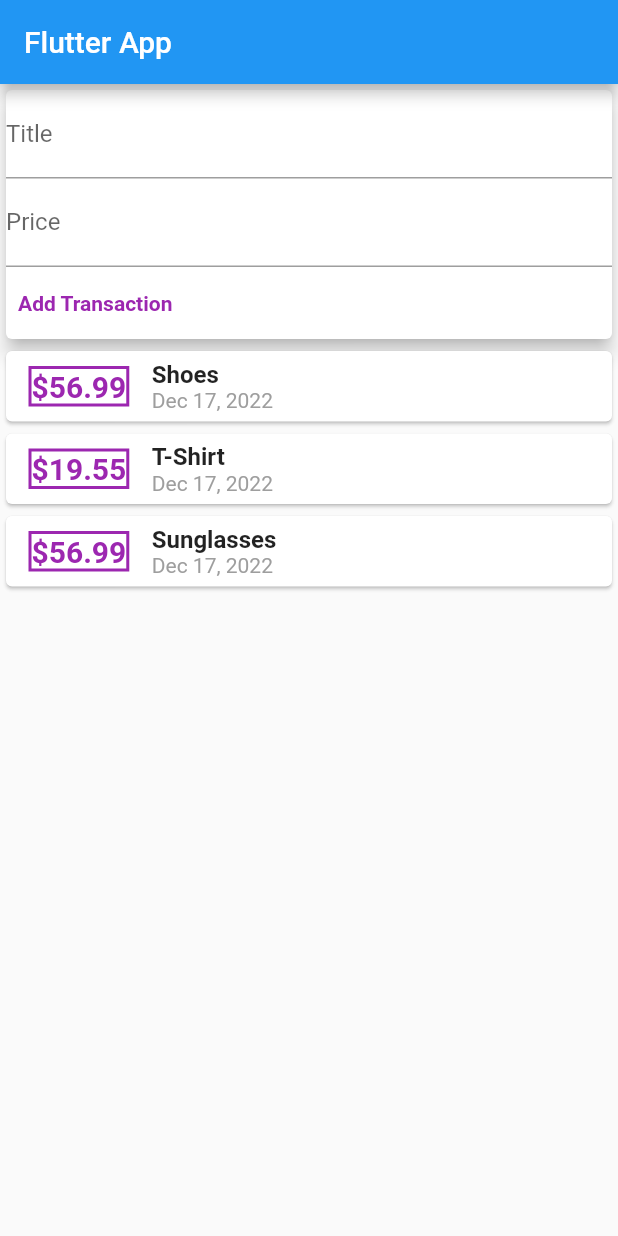
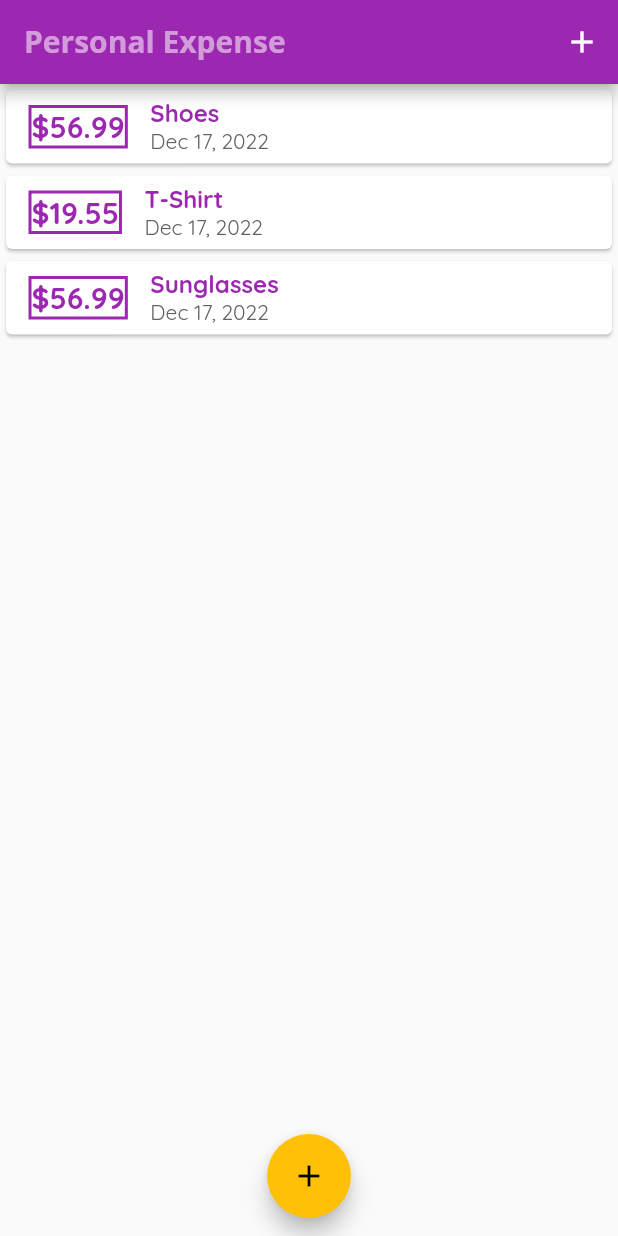
Before and after one commit to AATHacks/expense_planner, a Flutter app: the screen it shows after launch, on a phone screen of 412 x 824 dp. Run offline on Flutter 3.47's test engine with Material 2 defaults, Android fonts, the phone set to English and light mode, and no system bars.

Commit message:
fonts added

```diff
--- a/lib/main.dart
+++ b/lib/main.dart
@@ -1,8 +1,7 @@
-import 'package:expense_planner/widgets/user_transaction.dart';
-
-import './widgets/new_transaction.dart';
+import 'package:expense_planner/widgets/new_transaction.dart';
+import 'package:expense_planner/widgets/transaction_list.dart';
 import 'package:flutter/material.dart';
-import './widgets/transaction_list.dart';
+import './models/Transaction.dart';
 
 void main() {
   runApp(MyApp());
@@ -12,35 +11,88 @@ class MyApp extends StatelessWidget {
   @override
   Widget build(BuildContext context) {
     return MaterialApp(
-      title: 'Flutter App',
+      title: 'Personal Expense',
       home: MyHomePage(),
+      theme: ThemeData(
+          primarySwatch: Colors.purple,
+          accentColor: Colors.amber,
+          fontFamily: 'Quicksand'),
+
       debugShowCheckedModeBanner:
-          true, //false it to disable debug banner at top
+          false, //false it to disable debug banner at top
     );
   }
 }
 
-class MyHomePage extends StatelessWidget {
-  final textController = TextEditingController();
-  final priceController = TextEditingController();
+class MyHomePage extends StatefulWidget {
+  @override
+  State<MyHomePage> createState() => _MyHomePageState();
+}
+
+class _MyHomePageState extends State<MyHomePage> {
+  /*  final textController = TextEditingController();
+  final priceController = TextEditingController(); */
+  final List<Transaction> _userTransactions = [
+    Transaction(title: "Shoes", amount: 56.99, date: DateTime.now(), id: "id1"),
+    Transaction(
+        title: "T-Shirt", amount: 19.55, date: DateTime.now(), id: "id2"),
+    Transaction(
+        title: "Sunglasses", amount: 56.99, date: DateTime.now(), id: "id3"),
+  ];
+
+  void _addNewTransaction(String txTitle, double txAmount) {
+    final newTx = Transaction(
+        title: txTitle,
+        amount: txAmount,
+        date: DateTime.now(),
+        id: DateTime.now().toString());
+    setState(() {
+      _userTransactions.add(newTx);
+    });
+  }
+
+  void _startAddNewTransaction(BuildContext ctx) {
+    showModalBottomSheet(
+        context: ctx,
+        builder: (bCtx) {
+          return GestureDetector(
+              onTap: () {},
+              behavior: HitTestBehavior.opaque,
+              child: NewTransaction(_addNewTransaction));
+        });
+  }
+
   @override
   Widget build(BuildContext context) {
     return Scaffold(
-        appBar: AppBar(
-          title: const Text('Flutter App'),
+      appBar: AppBar(
+        title: const Text(
+          'Personal Expense',
+          style: TextStyle(
+              fontFamily: 'Opensans',
+              fontWeight: FontWeight.bold,
+              color: Colors.white54),
         ),
-        body: Column(
+        actions: [
+          IconButton(
+            onPressed: () => _startAddNewTransaction(context),
+            icon: Icon(Icons.add),
+          ),
+        ],
+      ),
+      body: SingleChildScrollView(
+        child: Column(
             // ignore: prefer_const_literals_to_create_immutables
             children: <Widget>[
-              /* Container(
-                width: double.infinity,
-                child: Card(
-                  color: Colors.blue,
-                  elevation: 5,
-                  child: Text('CHART!'),
-                ),
-              ), */
-              UserTransaction(),
-            ]));
+              TransactionList(_userTransactions),
+            ]),
+      ),
+      floatingActionButtonLocation:
+          FloatingActionButtonLocation.miniCenterFloat,
+      floatingActionButton: FloatingActionButton(
+        child: Icon(Icons.add),
+        onPressed: () => _startAddNewTransaction(context),
+      ),
+    );
   }
 }
--- a/lib/widgets/new_transaction.dart
+++ b/lib/widgets/new_transaction.dart
@@ -2,12 +2,20 @@ import 'package:flutter/material.dart';
 import 'package:flutter/services.dart';
 import 'package:intl/intl.dart';
 import 'package:intl/number_symbols_data.dart';
-import './user_transaction.dart';
 
-class NewTransaction extends StatelessWidget {
+class NewTransaction extends StatefulWidget {
   final Function addTx;
+  NewTransaction(this.addTx);
+
+  @override
+  State<NewTransaction> createState() => _NewTransactionState();
+}
+
+class _NewTransactionState extends State<NewTransaction> {
   final titleController = TextEditingController();
+
   final priceController = TextEditingController();
+
   void submitData() {
     final enteredTitle = titleController.text;
     final enteredPrice = double.parse(priceController.text);
@@ -15,13 +23,13 @@ class NewTransaction extends StatelessWidget {
     if (enteredPrice <= 0 || enteredTitle.isEmpty) {
       return;
     }
-    addTx(
+    widget.addTx(
       enteredTitle,
       enteredPrice,
     );
+    Navigator.of(context).pop();
   }
 
-  NewTransaction(this.addTx);
   @override
   Widget build(BuildContext context) {
     return Card(
@@ -42,7 +50,7 @@ class NewTransaction extends StatelessWidget {
           ),
           TextButton(
               style: TextButton.styleFrom(
-                  foregroundColor: Colors.purple,
+                  foregroundColor: Theme.of(context).primaryColor,
                   textStyle: TextStyle(fontWeight: FontWeight.bold)),
               onPressed: submitData,
               child: Text('Add Transaction')),
--- a/lib/widgets/transaction_list.dart
+++ b/lib/widgets/transaction_list.dart
@@ -19,7 +19,7 @@ class TransactionList extends StatelessWidget {
                 margin: EdgeInsets.symmetric(vertical: 10, horizontal: 15),
                 decoration: BoxDecoration(
                   border: Border.all(
-                    color: Colors.purple,
+                    color: Theme.of(context).primaryColor,
                     width: 2,
                   ),
                 ),
@@ -30,7 +30,8 @@ class TransactionList extends StatelessWidget {
                   style: TextStyle(
                     fontWeight: FontWeight.bold,
                     fontSize: 20,
-                    color: Colors.purple,
+                    color: Theme.of(context)
+                        .primaryColor, //get that from main.dart
                   ),
                 ),
               ),
@@ -40,13 +41,15 @@ class TransactionList extends StatelessWidget {
                   children: [
                     Text(
                       transactions[index].title, //item name
-                      style:
-                          TextStyle(fontSize: 16, fontWeight: FontWeight.bold),
+                      style: TextStyle(
+                          fontSize: 16,
+                          fontWeight: FontWeight.bold,
+                          color: Theme.of(context).primaryColor),
                     ),
                     Text(
                       DateFormat.yMMMd().format(transactions[index]
                           .date), // ------> formatting date using intl library "Nov 20, 2022" this type
-                      style: TextStyle(color: Colors.grey),
+                      style: TextStyle(color: Colors.grey[700]),
                     ),
                   ])
             ]),
--- a/lib/widgets/user_transaction.dart
+++ /dev/null
@@ -1,42 +0,0 @@
-import './new_transaction.dart';
-import 'package:flutter/material.dart';
-import './transaction_list.dart';
-import '../models/Transaction.dart';
-
-class UserTransaction extends StatefulWidget {
-  UserTransaction({super.key});
-
-  @override
-  State<UserTransaction> createState() => _UserTransactionState();
-}
-
-class _UserTransactionState extends State<UserTransaction> {
-  final List<Transaction> _userTransactions = [
-    Transaction(title: "Shoes", amount: 56.99, date: DateTime.now(), id: "id1"),
-    Transaction(
-        title: "T-Shirt", amount: 19.55, date: DateTime.now(), id: "id2"),
-    Transaction(
-        title: "Sunglasses", amount: 56.99, date: DateTime.now(), id: "id3"),
-  ];
-
-  void _addNewTransaction(String txTitle, double txAmount) {
-    final newTx = Transaction(
-        title: txTitle,
-        amount: txAmount,
-        date: DateTime.now(),
-        id: DateTime.now().toString());
-    setState(() {
-      _userTransactions.add(newTx);
-    });
-  }
-
-  @override
-  Widget build(BuildContext context) {
-    return Column(
-      children: [
-        NewTransaction(_addNewTransaction),
-        TransactionList(_userTransactions),
-      ],
-    );
-  }
-}
```
Also changed, not shown: pubspec.yaml (+11 -6 lines), assets/fonts/OpenSans-Bold.ttf (added), assets/fonts/OpenSans-Regular.ttf (added), assets/fonts/Quicksand-Bold.ttf (added), assets/fonts/Quicksand-Light.ttf (added), assets/fonts/Quicksand-Medium.ttf (added), assets/fonts/Quicksand-Regular.ttf (added).
